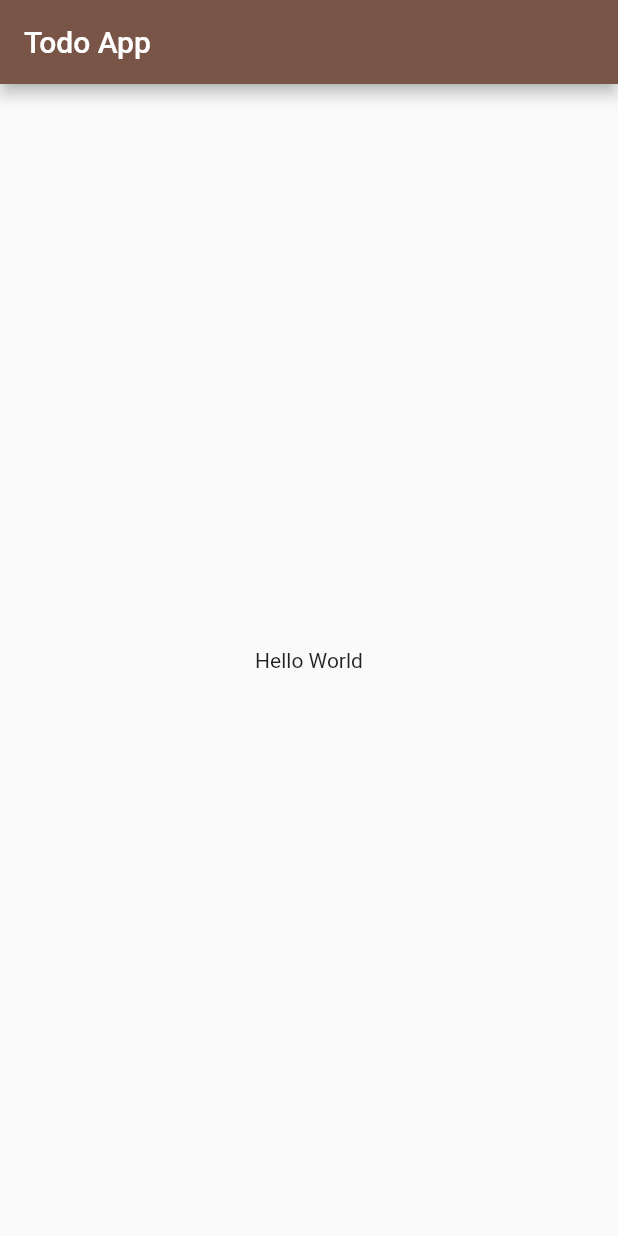
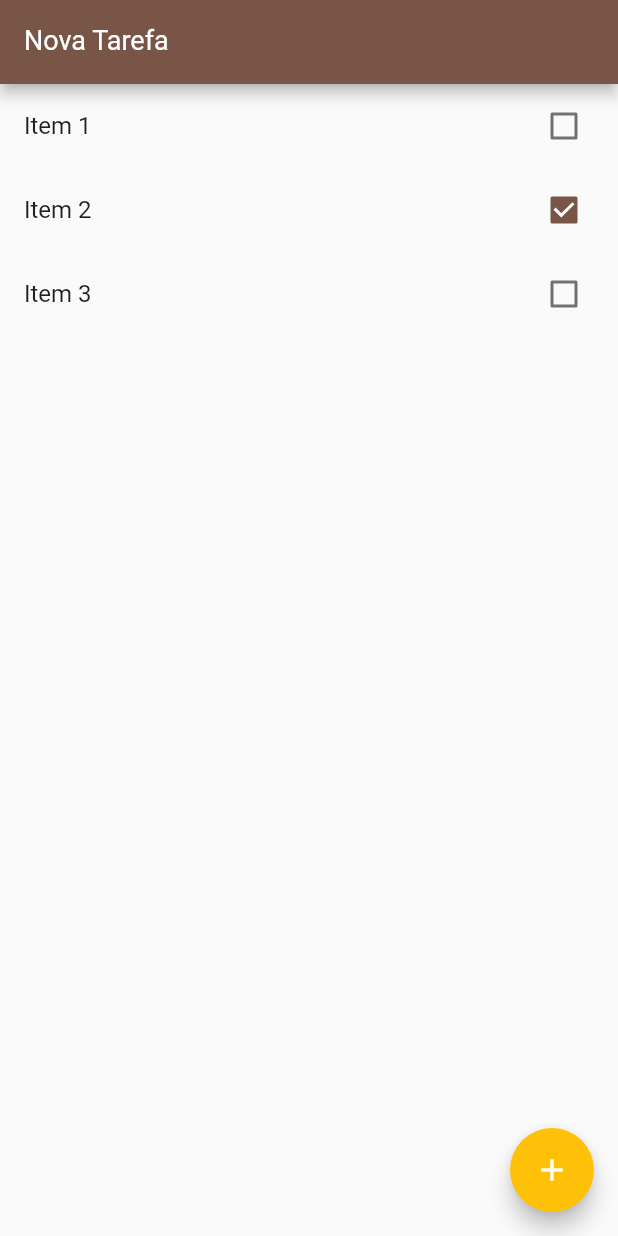
Before and after one commit to rapzaDev/Todo-App, a Flutter app: the screen it shows after launch, on a phone screen of 412 x 824 dp. Run offline on Flutter 3.47's test engine with Material 2 defaults, Android fonts, the phone set to English and light mode, and no system bars.

Commit message:
Adiçao e remoçao de todos

```diff
--- a/lib/main.dart
+++ b/lib/main.dart
@@ -1,4 +1,8 @@
+// ignore_for_file: avoid_unnecessary_containers, must_be_immutable
+
 import 'package:flutter/material.dart';
+
+import 'models/item.dart';
 
 void main() {
   runApp(const MyApp());
@@ -16,24 +20,96 @@ class MyApp extends StatelessWidget {
       theme: ThemeData(
         primarySwatch: Colors.brown,
       ),
-      home: const HomePage(),
+      home: HomePage(),
     );
   }
 }
 
-class HomePage extends StatelessWidget {
-  const HomePage({Key? key}) : super(key: key);
+class HomePage extends StatefulWidget {
+  var items = <Item>[];
+
+  HomePage({Key? key}) : super(key: key) {
+    items = [];
+    items.add(Item(title: 'Item 1', done: false));
+    items.add(Item(title: 'Item 2', done: true));
+    items.add(Item(title: 'Item 3', done: false));
+  }
+
+  @override
+  State<HomePage> createState() => _HomePageState();
+}
+
+class _HomePageState extends State<HomePage> {
+  var newTaskCtrl = TextEditingController();
+
+  void add() {
+    setState(() {
+      if (newTaskCtrl.text.isEmpty) return;
+
+      // mudando o estado
+      widget.items.add(Item(
+        title: newTaskCtrl.text,
+        done: false,
+      ));
+
+      // limpando variavel
+      newTaskCtrl.text = "";
+    });
+  }
+
+  void remove(int index) {
+    setState(() {
+      widget.items.removeAt(index);
+    });
+  }
 
   @override
   Widget build(BuildContext context) {
     return Scaffold(
       appBar: AppBar(
-        title: Text('Todo App'),
+        title: TextFormField(
+          controller: newTaskCtrl,
+          keyboardType: TextInputType.text,
+          style: const TextStyle(
+            color: Colors.amber,
+            fontSize: 18,
+          ),
+          decoration: const InputDecoration(
+              labelText: "Nova Tarefa",
+              labelStyle: TextStyle(
+                color: Colors.white,
+              )),
+        ),
       ),
-      body: Container(
-        child: const Center(
-          child: Text('Hello World'),
-        ),
+      body: ListView.builder(
+        itemCount: widget.items.length,
+        itemBuilder: (context, int index) {
+          final item = widget.items[index];
+
+          return Dismissible(
+            key: Key(item.title),
+            child: CheckboxListTile(
+              title: Text(item.title),
+              value: item.done,
+              onChanged: (value) {
+                setState(() {
+                  item.done = value!;
+                });
+              },
+            ),
+            background: Container(
+              color: Colors.amber.withOpacity(0.5),
+            ),
+            onDismissed: (direction) {
+              remove(index);
+            },
+          );
+        },
+      ),
+      floatingActionButton: FloatingActionButton(
+        onPressed: add,
+        backgroundColor: Colors.amber,
+        child: const Icon(Icons.add),
       ),
     );
   }
```
